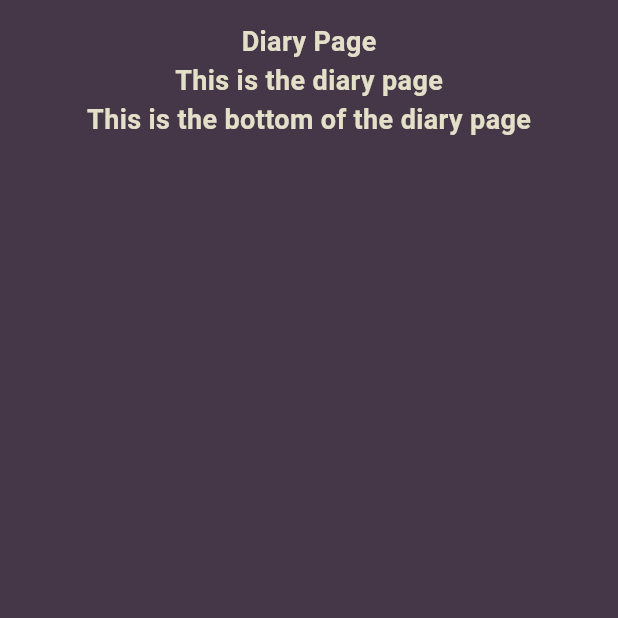
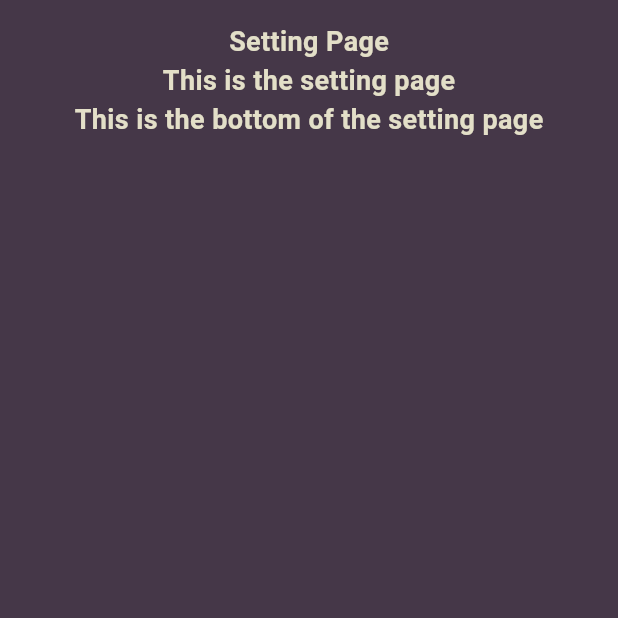
Before and after one commit to Saku052/random_diary, a Flutter app: the screen it shows after launch, on a phone screen of 412 x 824 dp, the top half of it. Run offline on Flutter 3.47's test engine with Material 3 defaults, Android fonts, the phone set to English and light mode, and no system bars; our stand-ins replace flutter_secure_storage.

Commit message:
added settings page and main diary page

```diff
--- a/lib/main.dart
+++ b/lib/main.dart
@@ -1,6 +1,5 @@
 import 'package:flutter/material.dart';
-import 'package:random_diary/diary_ver1/gradient_container.dart';
-import 'package:random_diary/views/diary_page.dart';
+import 'package:random_diary/views/diary_framework.dart';
 
 void main() async {
   runApp(const MyApp());
@@ -12,7 +11,7 @@ class MyApp extends StatelessWidget {
   @override
   Widget build(BuildContext context) {
     return const MaterialApp(
-      home: DiaryPage(),
+      home: DiaryFramework(),
     );
   }
 }
--- /dev/null
+++ b/lib/views/diary_framework.dart
@@ -0,0 +1,28 @@
+import 'package:flutter/material.dart';
+import 'package:random_diary/views/diary_page.dart';
+import 'package:random_diary/views/setting_page.dart';
+
+const Color _backgroundColor = Color(0xFF453748);
+
+class DiaryFramework extends StatefulWidget {
+  const DiaryFramework({super.key});
+
+  @override
+  State<DiaryFramework> createState() => _DiaryFrameworkState();
+}
+
+class _DiaryFrameworkState extends State<DiaryFramework> {
+  @override
+  Widget build(BuildContext context) {
+    return Scaffold(
+        body: Container(
+      // container properties
+      alignment: Alignment.topCenter,
+      padding: const EdgeInsets.all(15),
+      color: _backgroundColor,
+
+      // container child
+      child: const SettingPage(),
+    ));
+  }
+}
--- a/lib/views/diary_page.dart
+++ b/lib/views/diary_page.dart
@@ -1,6 +1,5 @@
 import 'package:flutter/material.dart';
 
-const Color _backgroundColor = Color(0xFF453748);
 const TextStyle _textStyle = TextStyle(
     color: Color(0xFFE3DFC8),
     fontSize: 18,
@@ -8,30 +7,21 @@ const TextStyle _textStyle = TextStyle(
     fontFamily: 'Roboto');
 
 class DiaryPage extends StatefulWidget {
-  const DiaryPage({Key? key}) : super(key: key);
+  const DiaryPage({super.key});
 
   @override
-  _DiaryPageState createState() => _DiaryPageState();
+  State<DiaryPage> createState() => _DiaryPageState();
 }
 
 class _DiaryPageState extends State<DiaryPage> {
   @override
   Widget build(BuildContext context) {
-    return Scaffold(
-        body: Container(
-      // container properties
-      alignment: Alignment.topCenter,
-      padding: const EdgeInsets.all(15),
-      color: _backgroundColor,
-
-      // container child
-      child: const Column(
-        children: <Widget>[
-          Text('Diary Page', style: _textStyle),
-          Text('This is the diary page', style: _textStyle),
-          Text('This is the bottom of the diary page', style: _textStyle),
-        ],
-      ),
-    ));
+    return const Column(
+      children: <Widget>[
+        Text('Diary Page', style: _textStyle),
+        Text('This is the diary page', style: _textStyle),
+        Text('This is the bottom of the diary page', style: _textStyle),
+      ],
+    );
   }
 }
--- /dev/null
+++ b/lib/views/setting_page.dart
@@ -0,0 +1,27 @@
+import 'package:flutter/material.dart';
+
+const TextStyle _textStyle = TextStyle(
+    color: Color(0xFFE3DFC8),
+    fontSize: 18,
+    fontWeight: FontWeight.bold,
+    fontFamily: 'Roboto');
+
+class SettingPage extends StatefulWidget {
+  const SettingPage({super.key});
+
+  @override
+  State<SettingPage> createState() => _SettingPageState();
+}
+
+class _SettingPageState extends State<SettingPage> {
+  @override
+  Widget build(BuildContext context) {
+    return const Column(
+      children: <Widget>[
+        Text('Setting Page', style: _textStyle),
+        Text('This is the setting page', style: _textStyle),
+        Text('This is the bottom of the setting page', style: _textStyle),
+      ],
+    );
+  }
+}
```
